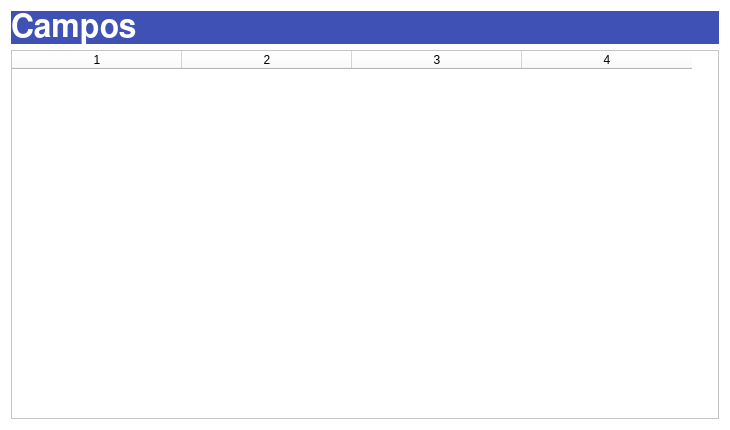
Qt form listfieldswindow.ui (carlosvelaquez/ProyectoEDII) before a commit.
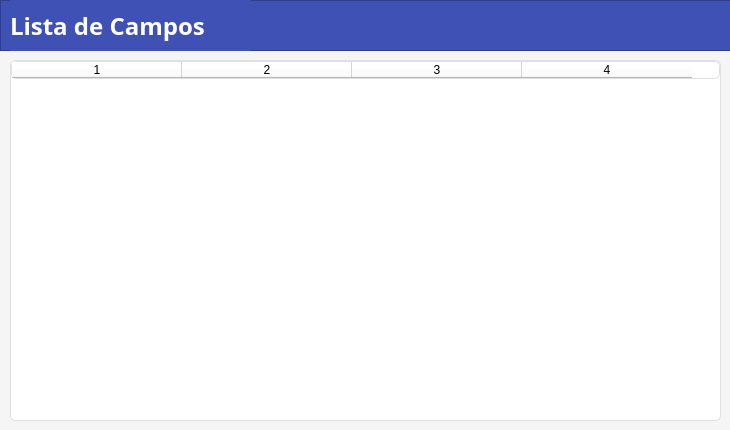
The same form after that commit.

Diff of the .ui file:
```diff
--- a/listfieldswindow.ui
+++ b/listfieldswindow.ui
@@ -14,30 +14,40 @@
    <string>Form</string>
   </property>
   <property name="styleSheet">
-   <string notr="true">background-color: rgb(255, 255, 255);</string>
+   <string notr="true">QWidget{
+	background-color: #F5F5F5;
+}
+
+
+QPushButton{
+	background-color: #3F51B5;
+	color: white;
+	border-radius: 5px;
+	border-width: 5px;
+	border-style: solid;
+	border-color: #3F51B5;
+}</string>
   </property>
-  <layout class="QVBoxLayout" name="verticalLayout">
-   <item>
-    <widget class="QLabel" name="label">
-     <property name="font">
-      <font>
-       <family>FreeSans</family>
-       <pointsize>24</pointsize>
-       <weight>75</weight>
-       <bold>true</bold>
-      </font>
-     </property>
-     <property name="styleSheet">
-      <string notr="true">background-color:#3F51B5;
-color: white;</string>
-     </property>
-     <property name="text">
-      <string>Campos</string>
-     </property>
-    </widget>
-   </item>
-   <item>
     <widget class="QTableWidget" name="tableWidget">
+   <property name="geometry">
+    <rect>
+     <x>10</x>
+     <y>60</y>
+     <width>711</width>
+     <height>361</height>
+    </rect>
+   </property>
+   <property name="styleSheet">
+    <string notr="true">QFrame{
+	border: 1px solid #E0E0E0;
+	border-radius: 5px;
+	background-color: white;
+}
+
+QLabel{
+	border: 0px;
+}</string>
+   </property>
      <property name="dragDropOverwriteMode">
       <bool>false</bool>
      </property>
@@ -52,8 +62,47 @@
      <column/>
      <column/>
     </widget>
-   </item>
-  </layout>
+  <widget class="QFrame" name="frame_3">
+   <property name="geometry">
+    <rect>
+     <x>0</x>
+     <y>0</y>
+     <width>741</width>
+     <height>51</height>
+    </rect>
+   </property>
+   <property name="styleSheet">
+    <string notr="true">background-color:#3F51B5;
+color: white;</string>
+   </property>
+   <property name="frameShape">
+    <enum>QFrame::StyledPanel</enum>
+   </property>
+   <property name="frameShadow">
+    <enum>QFrame::Raised</enum>
+   </property>
+   <widget class="QLabel" name="label_3">
+    <property name="geometry">
+     <rect>
+      <x>10</x>
+      <y>0</y>
+      <width>241</width>
+      <height>51</height>
+     </rect>
+    </property>
+    <property name="font">
+     <font>
+      <family>Montserrat</family>
+      <pointsize>18</pointsize>
+      <weight>75</weight>
+      <bold>true</bold>
+     </font>
+    </property>
+    <property name="text">
+     <string>Lista de Campos</string>
+    </property>
+   </widget>
+  </widget>
  </widget>
  <resources/>
  <connections/>
```
Lines whose indentation alone changed are shown as unchanged.
